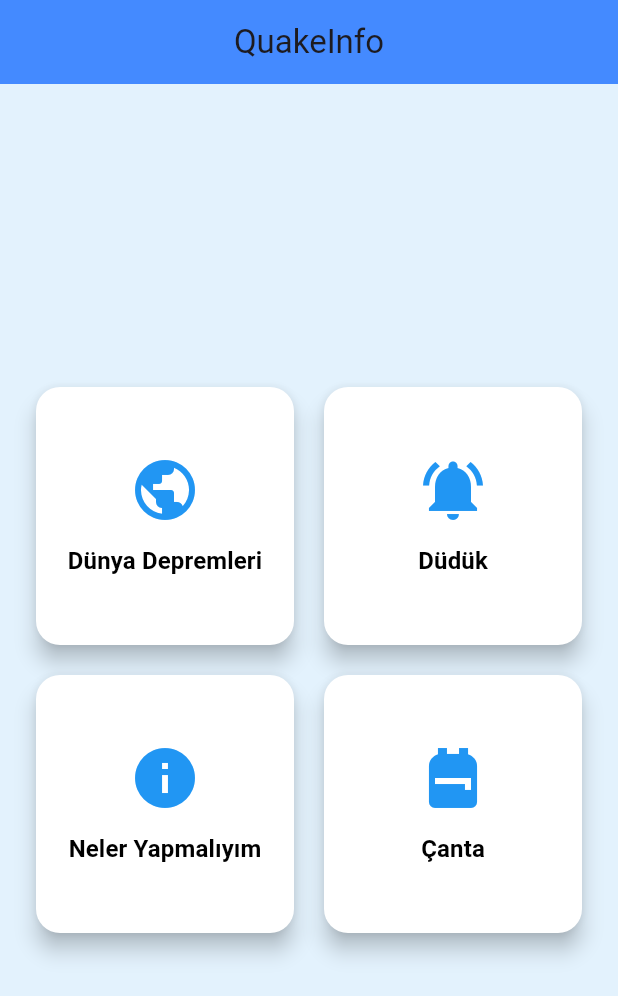
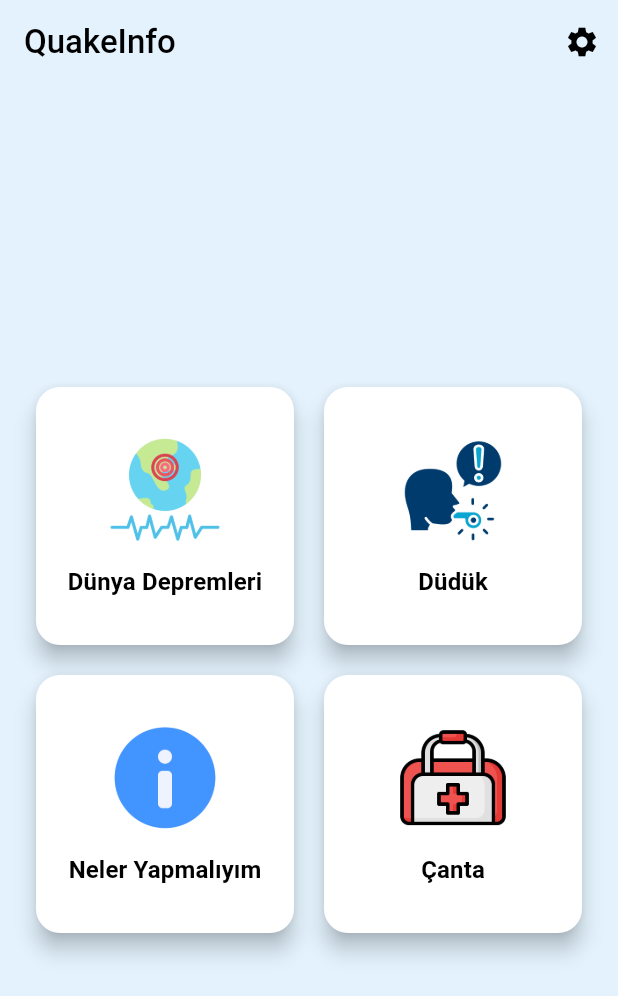
Before and after one commit to burakodaloglu/QuakeInfo, a Flutter app: the screen it shows after launch, on a phone screen of 412 x 824 dp. Shown: the top 996 px of the screen. Run offline on Flutter 3.47's test engine with Material 3 defaults, Android fonts, the light colour scheme and no system bars; our stand-ins replace go_router, lottie; missing offline and left inert: flame_audio.

Commit message:
HomeScreen's button icons chanced and Other Screens ready.

```diff
--- a/lib/config/routes/router.dart
+++ b/lib/config/routes/router.dart
@@ -1,3 +1,6 @@
+import 'package:QuakeInfo/features/pages/bag/bag_screen.dart';
+import 'package:QuakeInfo/features/pages/earthquake/earthquake_screen.dart';
+import 'package:QuakeInfo/features/pages/info/information_screen.dart';
 import 'package:flutter/cupertino.dart';
 import 'package:go_router/go_router.dart';
 
@@ -12,6 +15,9 @@ class AppRoutes {
 
   static const String splash = '/';
   static const String home = '/home';
+  static const String earthquake = '/earthquake';
+  static const String information = '/information';
+  static const String bag = '/bag';
 }
 final router=GoRouter(
   navigatorKey: _routerKey,
@@ -25,5 +31,17 @@ final router=GoRouter(
       path: AppRoutes.home,
       builder: (context, state) => HomeScreen(),
     ),
+    GoRoute(
+      path: AppRoutes.earthquake,
+      builder: (context, state) => EarthquakeScreen(),
+    ),
+    GoRoute(
+      path: AppRoutes.information,
+      builder: (context, state) => InformationScreen(),
+    ),
+    GoRoute(
+      path: AppRoutes.bag,
+      builder: (context, state) => BagScreen(),
+    ),
   ],
 );
--- a/lib/features/pages/home/home_screen.dart
+++ b/lib/features/pages/home/home_screen.dart
@@ -1,5 +1,8 @@
+import 'package:QuakeInfo/config/routes/router.dart';
+import 'package:QuakeInfo/features/widgets/appbar_widgets.dart';
 import 'package:flame_audio/flame_audio.dart';
 import 'package:flutter/material.dart';
+import 'package:go_router/go_router.dart';
 
 class HomeScreen extends StatefulWidget {
   const HomeScreen({super.key});
@@ -32,11 +35,7 @@ class _HomeScreenState extends State<HomeScreen> {
   Widget build(BuildContext context) {
     return Scaffold(
       backgroundColor:Colors.blue.shade50,
-      appBar: AppBar(
-        title: const Text('QuakeInfo'),
-        centerTitle: true,
-        backgroundColor: Colors.blueAccent,
-      ),
+      appBar:AppbarWidget(title: "QuakeInfo"),
       body: Center(
         child: Padding(
           padding: const EdgeInsets.all(24.0),
@@ -47,24 +46,24 @@ class _HomeScreenState extends State<HomeScreen> {
             shrinkWrap: true,
             children: [
               _buildButton(
-                icon: Icons.public,
+                icon: Image.asset("assets/images/earthquake.png"),
                 label: 'Dünya Depremleri',
-                onTap: () {},
+                onTap: () => context.push(AppRoutes.earthquake),
               ),
               _buildButton(
-                icon: Icons.notifications_active,
+                icon: Image.asset("assets/images/whistle-blower.png"),
                 label: 'Düdük',
                 onTap: _toggleWhistleSound,
               ),
               _buildButton(
-                icon: Icons.info,
+                icon:  Image.asset("assets/images/information.png"),
                 label: 'Neler Yapmalıyım',
-                onTap: () {},
+                onTap: () =>context.push(AppRoutes.information),
               ),
               _buildButton(
-                icon: Icons.backpack,
+                icon: Image.asset("assets/images/bag.png"),
                 label: 'Çanta',
-                onTap: () {},
+                onTap: () =>context.push(AppRoutes.bag),
               ),
             ],
           ),
@@ -74,7 +73,7 @@ class _HomeScreenState extends State<HomeScreen> {
   }
 
   Widget _buildButton({
-    required IconData icon,
+    required Image icon,
     required String label,
     required VoidCallback onTap,
   }) {
@@ -90,7 +89,7 @@ class _HomeScreenState extends State<HomeScreen> {
       child: Column(
         mainAxisAlignment: MainAxisAlignment.center,
         children: [
-          Icon(icon, size: 48, color: Colors.blue),
+          Image(image: icon.image, width: 75, height: 75),
           const SizedBox(height: 12),
           Text(label, style: const TextStyle(fontSize: 16, fontWeight: FontWeight.bold)),
         ],
--- /dev/null
+++ b/lib/features/widgets/appbar_widgets.dart
@@ -0,0 +1,34 @@
+import 'package:flutter/material.dart';
+
+class AppbarWidget extends StatelessWidget implements PreferredSizeWidget {
+  final String title;
+
+  const AppbarWidget({super.key, required this.title});
+
+  @override
+  Widget build(BuildContext context) {
+    return AppBar(
+      backgroundColor: Colors.blue.shade50,
+      title: Text(
+        title,
+        style: const TextStyle(
+          fontSize: 22,
+          fontWeight: FontWeight.w500,
+          color: Colors.black,
+        ),
+      ),
+      actions: [
+        IconButton(
+          onPressed:
+              () => {
+                //context.push(AppRouter.cart)
+              },
+          icon: const Icon(Icons.settings, color: Colors.black),
+        ),
+      ],
+    );
+  }
+
+  @override
+  Size get preferredSize => const Size.fromHeight(kToolbarHeight);
+}
--- a/pubspec.yaml
+++ b/pubspec.yaml
@@ -39,8 +39,7 @@ flutter:
 
   uses-material-design: true
   assets:
-     - assets/images/earthquake.png
-     - assets/images/earthquake.json
+     - assets/images/
      - assets/audio/whistle.mp3
 
 fonts:
```
Also changed, not shown: lib/features/pages/bag/bag_screen.dart (added, +15 -0 lines), lib/features/pages/earthquake/earthquake_screen.dart (added, +15 -0 lines), lib/features/pages/info/information_screen.dart (added, +15 -0 lines), assets/images/bag.png (added), assets/images/earthquake.png, assets/images/information.png (added), assets/images/logo.png (added), assets/images/whistle-blower.png (added).
